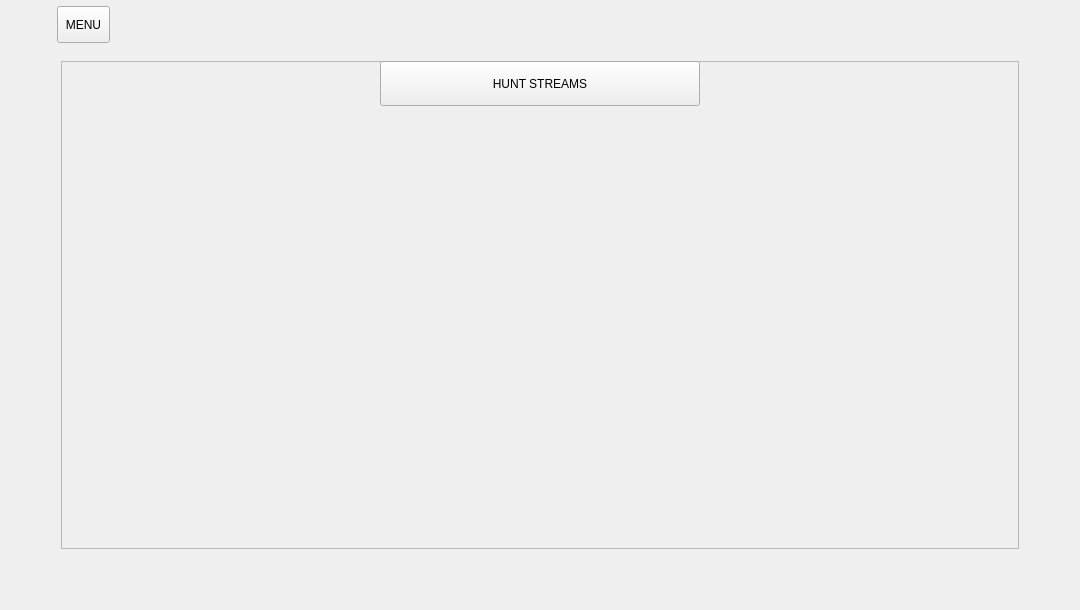
The window that src/pages/stream_hunter/view/stream_hunter_pg.ui (Davi-S/Toolorant) describes before a commit, drawn with Qt 5.
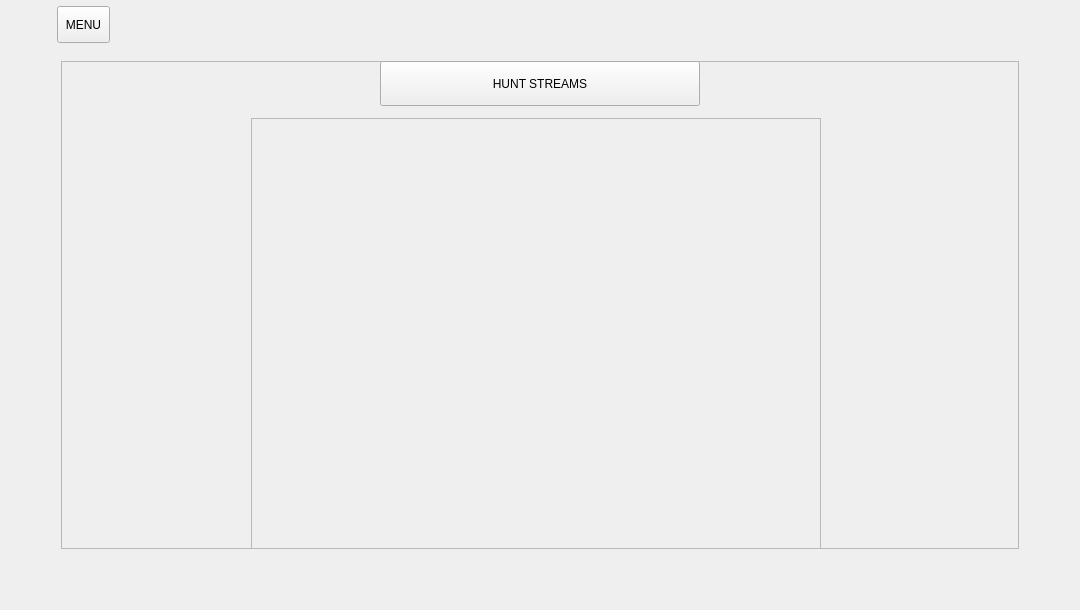
The same window after the commit. Icons and pictures are not drawn. Custom widgets are drawn as their Qt base class.

```diff
--- a/src/pages/stream_hunter/view/stream_hunter_pg.ui
+++ b/src/pages/stream_hunter/view/stream_hunter_pg.ui
@@ -50,6 +50,40 @@
      <string>HUNT STREAMS</string>
     </property>
    </widget>
+   <widget class="QFrame" name="player_streams_frm">
+    <property name="geometry">
+     <rect>
+      <x>190</x>
+      <y>57</y>
+      <width>570</width>
+      <height>431</height>
+     </rect>
+    </property>
+    <property name="sizePolicy">
+     <sizepolicy hsizetype="Fixed" vsizetype="Fixed">
+      <horstretch>0</horstretch>
+      <verstretch>0</verstretch>
+     </sizepolicy>
+    </property>
+    <property name="minimumSize">
+     <size>
+      <width>570</width>
+      <height>431</height>
+     </size>
+    </property>
+    <property name="maximumSize">
+     <size>
+      <width>570</width>
+      <height>431</height>
+     </size>
+    </property>
+    <property name="frameShape">
+     <enum>QFrame::StyledPanel</enum>
+    </property>
+    <property name="frameShadow">
+     <enum>QFrame::Raised</enum>
+    </property>
+   </widget>
   </widget>
   <widget class="TopOptionQToolButton" name="menu_btn">
    <property name="geometry">
```
